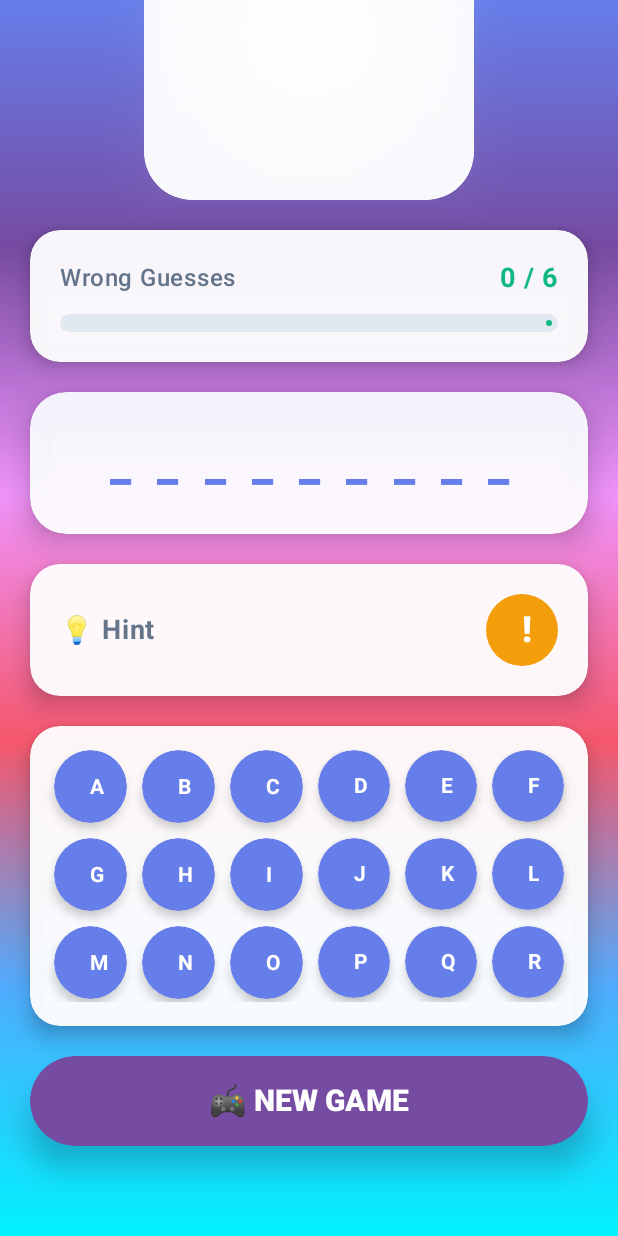
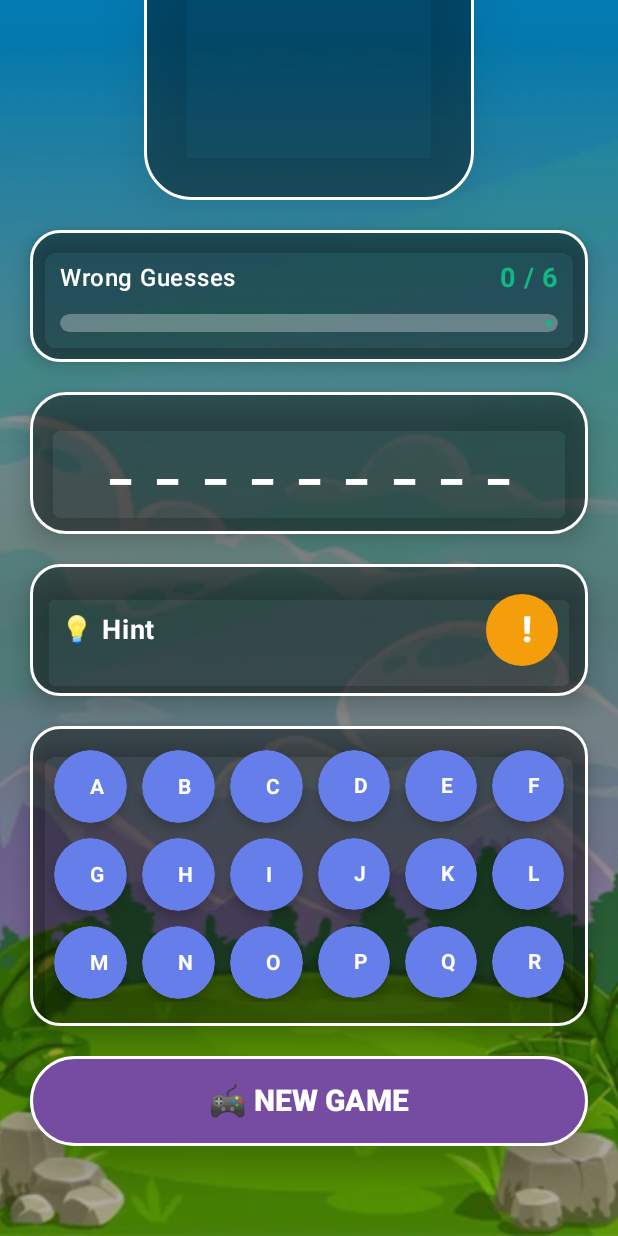
Before and after one commit to thamaravp/hangmangame, an Android app built with Jetpack Compose: the screen it shows after launch (MainActivity), scrolled down 221 dp, on a phone screen of 412 x 824 dp. Run offline under Robolectric (Android 15) with nearby library versions, the light colour scheme and no system bars.

Commit message:
added background images and made major changes

```diff
--- a/app/src/main/java/com/example/hangmangame/MainActivity.kt
+++ b/app/src/main/java/com/example/hangmangame/MainActivity.kt
@@ -7,7 +7,9 @@ import androidx.activity.enableEdgeToEdge
 import androidx.compose.animation.*
 import androidx.compose.animation.core.*
 import androidx.compose.foundation.Canvas
+import androidx.compose.foundation.Image
 import androidx.compose.foundation.background
+import androidx.compose.foundation.border
 import androidx.compose.foundation.layout.*
 import androidx.compose.foundation.lazy.grid.GridCells
 import androidx.compose.foundation.lazy.grid.LazyVerticalGrid
@@ -25,6 +27,8 @@ import androidx.compose.ui.draw.shadow
 import androidx.compose.ui.geometry.Offset
 import androidx.compose.ui.graphics.*
 import androidx.compose.ui.graphics.drawscope.DrawScope
+import androidx.compose.ui.layout.ContentScale
+import androidx.compose.ui.res.painterResource
 import androidx.compose.ui.text.font.FontWeight
 import androidx.compose.ui.text.style.TextAlign
 import androidx.compose.ui.unit.dp
@@ -127,27 +131,38 @@ fun HangmanGame() {
         hintShown = true
     }
 
-    // Beautiful gradient background
+    // Background with image and overlay
+    Box(
+        modifier = Modifier
+            .fillMaxSize()
+            .windowInsetsPadding(WindowInsets.systemBars)
+    ) {
+        // Background Image
+        // Replace R.drawable.game_background with your actual image resource
+        // If you don't have an image yet, comment out this Image composable
+        Image(
+            painter = painterResource(id = R.drawable.game_background), // Replace with your image
+            contentDescription = "Game Background",
+            modifier = Modifier.fillMaxSize(),
+            contentScale = ContentScale.Crop
+        )
+
+        // Semi-transparent overlay for better text readability
         Box(
             modifier = Modifier
                 .fillMaxSize()
                 .background(
                     brush = Brush.verticalGradient(
                         colors = listOf(
-                        Color(0xFF667eea), // Beautiful blue
-                        Color(0xFF764ba2), // Purple
-                        Color(0xFFf093fb), // Light pink
-                        Color(0xFFf5576c), // Coral
-                        Color(0xFF4facfe), // Light blue
-                        Color(0xFF00f2fe)  // Cyan
-                    ),
-                    startY = 0f,
-                    endY = Float.POSITIVE_INFINITY
+                            Color.Black.copy(alpha = 0.3f),
+                            Color.Black.copy(alpha = 0.5f),
+                            Color.Black.copy(alpha = 0.3f)
                         )
                     )
-            .windowInsetsPadding(WindowInsets.systemBars)
-    ) {
-        // Add scrollable column
+                )
+        )
+
+        // Game Content
         Column(
             modifier = Modifier
                 .fillMaxSize()
@@ -194,7 +209,7 @@ fun HangmanGame() {
                 )
             }
 
-            // Alphabet Grid
+            // Alphabet Grid (Back again!)
             ModernAlphabetGrid(
                 guessedLetters = guessedLetters,
                 currentWord = currentWord,
@@ -216,40 +231,28 @@ fun ModernGameHeader() {
     Card(
         modifier = Modifier
             .fillMaxWidth()
+            .border(2.dp, Color.White, RoundedCornerShape(24.dp))
             .shadow(
                 elevation = 16.dp,
                 shape = RoundedCornerShape(24.dp),
-                ambientColor = Color.White.copy(alpha = 0.3f),
-                spotColor = Color.White.copy(alpha = 0.3f)
+                ambientColor = Color.Black.copy(alpha = 0.5f),
+                spotColor = Color.Black.copy(alpha = 0.5f)
             ),
         colors = CardDefaults.cardColors(
-            containerColor = Color.White.copy(alpha = 0.95f)
+            containerColor = Color.Black.copy(alpha = 0.4f)
         ),
         shape = RoundedCornerShape(24.dp)
-    ) {
-        Box(
-            modifier = Modifier
-                .fillMaxWidth()
-                .background(
-                    brush = Brush.horizontalGradient(
-                        colors = listOf(
-                            Color(0xFF667eea).copy(alpha = 0.1f),
-                            Color(0xFF764ba2).copy(alpha = 0.1f)
-                        )
-                    )
-                )
     ) {
         Text(
             text = "🎯 HANGMAN",
             fontSize = 32.sp,
             fontWeight = FontWeight.ExtraBold,
-                color = Color(0xFF667eea),
+            color = Color.White,
             textAlign = TextAlign.Center,
             modifier = Modifier
                 .fillMaxWidth()
                 .padding(28.dp)
         )
-        }
     }
 }
 
@@ -258,28 +261,17 @@ fun ModernHangmanDrawingCard(wrongGuesses: Int) {
     Card(
         modifier = Modifier
             .size(220.dp)
+            .border(2.dp, Color.White, RoundedCornerShape(32.dp))
             .shadow(
                 elevation = 20.dp,
                 shape = RoundedCornerShape(32.dp),
-                ambientColor = Color.White.copy(alpha = 0.3f),
-                spotColor = Color.White.copy(alpha = 0.3f)
+                ambientColor = Color.Black.copy(alpha = 0.5f),
+                spotColor = Color.Black.copy(alpha = 0.5f)
             ),
         colors = CardDefaults.cardColors(
-            containerColor = Color.White.copy(alpha = 0.95f)
+            containerColor = Color.Black.copy(alpha = 0.4f)
         ),
         shape = RoundedCornerShape(32.dp)
-    ) {
-        Box(
-            modifier = Modifier
-                .fillMaxSize()
-                .background(
-                    brush = Brush.radialGradient(
-                        colors = listOf(
-                            Color.White.copy(alpha = 0.9f),
-                            Color(0xFFF8FAFC).copy(alpha = 0.8f)
-                        )
-                    )
-                )
     ) {
         Canvas(
             modifier = Modifier
@@ -290,16 +282,16 @@ fun ModernHangmanDrawingCard(wrongGuesses: Int) {
         }
     }
 }
-}
 
 @Composable
 fun ModernGameProgressIndicator(wrongGuesses: Int, maxWrongGuesses: Int) {
     Card(
         modifier = Modifier
             .fillMaxWidth()
+            .border(2.dp, Color.White, RoundedCornerShape(20.dp))
             .shadow(8.dp, RoundedCornerShape(20.dp)),
         colors = CardDefaults.cardColors(
-            containerColor = Color.White.copy(alpha = 0.95f)
+            containerColor = Color.Black.copy(alpha = 0.4f)
         ),
         shape = RoundedCornerShape(20.dp)
     ) {
@@ -317,7 +309,7 @@ fun ModernGameProgressIndicator(wrongGuesses: Int, maxWrongGuesses: Int) {
                     text = "Wrong Guesses",
                     fontSize = 16.sp,
                     fontWeight = FontWeight.Medium,
-                    color = Color(0xFF64748B)
+                    color = Color.White
                 )
                 Text(
                     text = "$wrongGuesses / $maxWrongGuesses",
@@ -342,7 +334,7 @@ fun ModernGameProgressIndicator(wrongGuesses: Int, maxWrongGuesses: Int) {
                     wrongGuesses <= 4 -> Color(0xFFF59E0B)
                     else -> Color(0xFFEF4444)
                 },
-                trackColor = Color(0xFFE2E8F0)
+                trackColor = Color.White.copy(alpha = 0.3f)
             )
         }
     }
@@ -353,23 +345,12 @@ fun ModernWordDisplayCard(currentWord: String, guessedLetters: Set<Char>) {
     Card(
         modifier = Modifier
             .fillMaxWidth()
+            .border(2.dp, Color.White, RoundedCornerShape(24.dp))
             .shadow(12.dp, RoundedCornerShape(24.dp)),
         colors = CardDefaults.cardColors(
-            containerColor = Color.White.copy(alpha = 0.95f)
+            containerColor = Color.Black.copy(alpha = 0.4f)
         ),
         shape = RoundedCornerShape(24.dp)
-    ) {
-        Box(
-            modifier = Modifier
-                .fillMaxWidth()
-                .background(
-                    brush = Brush.verticalGradient(
-                        colors = listOf(
-                            Color(0xFF667eea).copy(alpha = 0.05f),
-                            Color.Transparent
-                        )
-                    )
-                )
     ) {
         Text(
             text = currentWord.map { letter ->
@@ -378,12 +359,11 @@ fun ModernWordDisplayCard(currentWord: String, guessedLetters: Set<Char>) {
             fontSize = 32.sp,
             fontWeight = FontWeight.ExtraBold,
             textAlign = TextAlign.Center,
-                color = Color(0xFF667eea),
+            color = Color.White,
             modifier = Modifier
                 .fillMaxWidth()
                 .padding(28.dp)
         )
-        }
     }
 }
 
@@ -397,9 +377,10 @@ fun ModernHintSection(
     Card(
         modifier = Modifier
             .fillMaxWidth()
+            .border(2.dp, Color.White, RoundedCornerShape(20.dp))
             .shadow(10.dp, RoundedCornerShape(20.dp)),
         colors = CardDefaults.cardColors(
-            containerColor = Color.White.copy(alpha = 0.95f)
+            containerColor = Color.Black.copy(alpha = 0.4f)
         ),
         shape = RoundedCornerShape(20.dp)
     ) {
@@ -417,7 +398,7 @@ fun ModernHintSection(
                     text = "💡 Hint",
                     fontSize = 18.sp,
                     fontWeight = FontWeight.Bold,
-                    color = Color(0xFF64748B)
+                    color = Color.White
                 )
 
                 Button(
@@ -445,8 +426,9 @@ fun ModernHintSection(
                 exit = slideOutVertically() + fadeOut()
             ) {
                 Card(
+                    modifier = Modifier.border(1.dp, Color.White, RoundedCornerShape(16.dp)),
                     colors = CardDefaults.cardColors(
-                        containerColor = Color(0xFFF59E0B).copy(alpha = 0.15f)
+                        containerColor = Color(0xFFF59E0B).copy(alpha = 0.3f)
                     ),
                     shape = RoundedCornerShape(16.dp)
                 ) {
@@ -454,7 +436,7 @@ fun ModernHintSection(
                         text = hint,
                         fontSize = 16.sp,
                         fontWeight = FontWeight.Medium,
-                        color = Color(0xFF92400E),
+                        color = Color.White,
                         textAlign = TextAlign.Center,
                         modifier = Modifier
                             .fillMaxWidth()
@@ -471,26 +453,12 @@ fun ModernGameStatusCard(gameWon: Boolean, currentWord: String) {
     Card(
         modifier = Modifier
             .fillMaxWidth()
+            .border(2.dp, Color.White, RoundedCornerShape(24.dp))
             .shadow(16.dp, RoundedCornerShape(24.dp)),
         colors = CardDefaults.cardColors(
-            containerColor = Color.White.copy(alpha = 0.95f)
+            containerColor = Color.Black.copy(alpha = 0.4f)
         ),
         shape = RoundedCornerShape(24.dp)
-    ) {
-        Box(
-            modifier = Modifier
-                .fillMaxWidth()
-                .background(
-                    brush = Brush.verticalGradient(
-                        colors = if (gameWon) listOf(
-                            Color(0xFF10B981).copy(alpha = 0.15f),
-                            Color(0xFF10B981).copy(alpha = 0.05f)
-                        ) else listOf(
-                            Color(0xFFEF4444).copy(alpha = 0.15f),
-                            Color(0xFFEF4444).copy(alpha = 0.05f)
-                        )
-                    )
-                )
     ) {
         Column(
             modifier = Modifier.padding(24.dp),
@@ -509,9 +477,8 @@ fun ModernGameStatusCard(gameWon: Boolean, currentWord: String) {
                     text = "The word was: $currentWord",
                     fontSize = 18.sp,
                     fontWeight = FontWeight.SemiBold,
-                        color = Color(0xFF64748B)
+                    color = Color.White
                 )
-                }
             }
         }
     }
@@ -527,9 +494,10 @@ fun ModernAlphabetGrid(
     Card(
         modifier = Modifier
             .fillMaxWidth()
+            .border(2.dp, Color.White, RoundedCornerShape(20.dp))
             .shadow(8.dp, RoundedCornerShape(20.dp)),
         colors = CardDefaults.cardColors(
-            containerColor = Color.White.copy(alpha = 0.95f)
+            containerColor = Color.Black.copy(alpha = 0.4f)
         ),
         shape = RoundedCornerShape(20.dp)
     ) {
@@ -586,6 +554,7 @@ fun ModernNewGameButton(onClick: () -> Unit) {
         modifier = Modifier
             .fillMaxWidth()
             .height(60.dp)
+            .border(2.dp, Color.White, RoundedCornerShape(30.dp))
             .shadow(12.dp, RoundedCornerShape(30.dp)),
         colors = ButtonDefaults.buttonColors(
             containerColor = Color(0xFF764ba2)
@@ -603,8 +572,8 @@ fun ModernNewGameButton(onClick: () -> Unit) {
 
 fun DrawScope.drawModernHangman(wrongGuesses: Int) {
     val strokeWidth = 8.dp.toPx()
-    // Modern gallows with gradient effect
-    val gallowsColor = Color(0xFF64748B)
+    // Modern gallows with white color for visibility
+    val gallowsColor = Color.White
 
     // Base
     if (wrongGuesses >= 1) {
@@ -642,7 +611,7 @@ fun DrawScope.drawModernHangman(wrongGuesses: Int) {
     // Noose
     if (wrongGuesses >= 4) {
         drawLine(
-            color = Color(0xFF475569),
+            color = Color.White,
             start = Offset(140.dp.toPx(), 30.dp.toPx()),
             end = Offset(140.dp.toPx(), 55.dp.toPx()),
             strokeWidth = strokeWidth - 2.dp.toPx(),
@@ -657,19 +626,19 @@ fun DrawScope.drawModernHangman(wrongGuesses: Int) {
     if (wrongGuesses >= 5) {
         // Head outline
         drawCircle(
-            color = Color(0xFF667eea),
+            color = Color.White,
             radius = 15.dp.toPx(),
             center = Offset(140.dp.toPx(), 70.dp.toPx()),
             style = androidx.compose.ui.graphics.drawscope.Stroke(width = figureStroke)
         )
         // Eyes
         drawCircle(
-            color = Color(0xFF667eea),
+            color = Color.White,
             radius = 3.dp.toPx(),
             center = Offset(135.dp.toPx(), 67.dp.toPx())
         )
         drawCircle(
-            color = Color(0xFF667eea),
+            color = Color.White,
             radius = 3.dp.toPx(),
             center = Offset(145.dp.toPx(), 67.dp.toPx())
         )
@@ -683,11 +652,11 @@ fun DrawScope.drawModernHangman(wrongGuesses: Int) {
         )
     }
 
-    // Body and limbs with modern colors
+    // Body and limbs with white colors
     if (wrongGuesses >= 6) {
         // Body
         drawLine(
-            color = Color(0xFF667eea),
+            color = Color.White,
             start = Offset(140.dp.toPx(), 85.dp.toPx()),
             end = Offset(140.dp.toPx(), 135.dp.toPx()),
             strokeWidth = figureStroke,
@@ -695,7 +664,7 @@ fun DrawScope.drawModernHangman(wrongGuesses: Int) {
         )
         // Left arm
         drawLine(
-            color = Color(0xFF764ba2),
+            color = Color.White,
             start = Offset(140.dp.toPx(), 105.dp.toPx()),
             end = Offset(120.dp.toPx(), 120.dp.toPx()),
             strokeWidth = figureStroke,
@@ -703,7 +672,7 @@ fun DrawScope.drawModernHangman(wrongGuesses: Int) {
         )
         // Right arm
         drawLine(
-            color = Color(0xFF764ba2),
+            color = Color.White,
             start = Offset(140.dp.toPx(), 105.dp.toPx()),
             end = Offset(160.dp.toPx(), 120.dp.toPx()),
             strokeWidth = figureStroke,
@@ -711,7 +680,7 @@ fun DrawScope.drawModernHangman(wrongGuesses: Int) {
         )
         // Left leg
         drawLine(
-            color = Color(0xFF4facfe),
+            color = Color.White,
             start = Offset(140.dp.toPx(), 135.dp.toPx()),
             end = Offset(125.dp.toPx(), 155.dp.toPx()),
             strokeWidth = figureStroke,
@@ -719,7 +688,7 @@ fun DrawScope.drawModernHangman(wrongGuesses: Int) {
         )
         // Right leg
         drawLine(
-            color = Color(0xFF4facfe),
+            color = Color.White,
             start = Offset(140.dp.toPx(), 135.dp.toPx()),
             end = Offset(155.dp.toPx(), 155.dp.toPx()),
             strokeWidth = figureStroke,
```
Also changed, not shown: app/src/main/res/drawable/game_background.jpg (added). Lines whose indentation alone changed are shown as unchanged.
